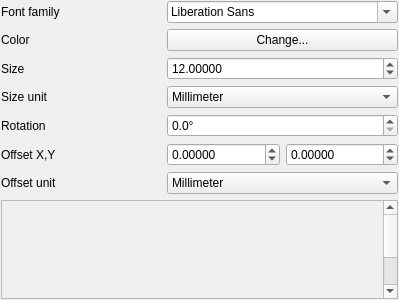
Old version of the form src/ui/symbollayer/widget_fontmarker.ui in the repository carsmie/QGIS.
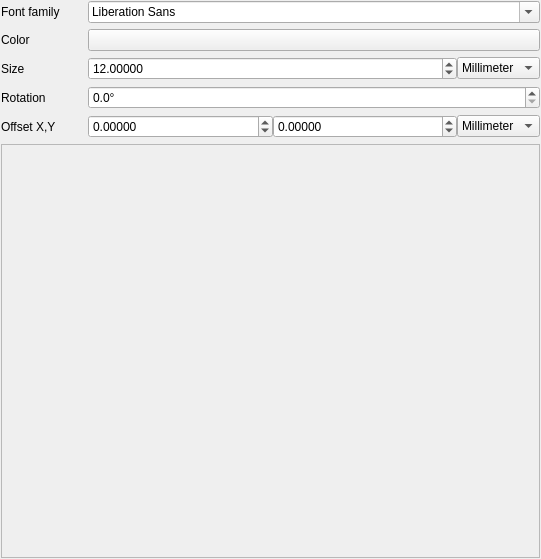
New version of the form. Custom widgets are drawn as their Qt base class.

```diff
--- a/src/ui/symbollayer/widget_fontmarker.ui
+++ b/src/ui/symbollayer/widget_fontmarker.ui
@@ -6,8 +6,8 @@
    <rect>
     <x>0</x>
     <y>0</y>
-    <width>399</width>
-    <height>300</height>
+    <width>541</width>
+    <height>559</height>
    </rect>
   </property>
   <property name="windowTitle">
@@ -18,12 +18,15 @@
     <number>1</number>
    </property>
    <item>
-    <layout class="QGridLayout" name="gridLayout">
+    <layout class="QFormLayout" name="formLayout">
      <property name="sizeConstraint">
       <enum>QLayout::SetDefaultConstraint</enum>
      </property>
+     <property name="fieldGrowthPolicy">
+      <enum>QFormLayout::AllNonFixedFieldsGrow</enum>
+     </property>
      <property name="horizontalSpacing">
-      <number>6</number>
+      <number>28</number>
      </property>
      <property name="leftMargin">
       <number>0</number>
@@ -31,98 +34,6 @@
      <property name="topMargin">
       <number>0</number>
      </property>
-     <item row="5" column="0">
-      <widget class="QLabel" name="label_5">
-       <property name="text">
-        <string>Offset X,Y</string>
-       </property>
-      </widget>
-     </item>
-     <item row="4" column="0">
-      <widget class="QLabel" name="label_4">
-       <property name="text">
-        <string>Rotation</string>
-       </property>
-      </widget>
-     </item>
-     <item row="3" column="0">
-      <widget class="QLabel" name="mSizeUnitLabel">
-       <property name="text">
-        <string>Size unit</string>
-       </property>
-      </widget>
-     </item>
-     <item row="3" column="1">
-      <widget class="QComboBox" name="mSizeUnitComboBox">
-       <item>
-        <property name="text">
-         <string>Millimeter</string>
-        </property>
-       </item>
-       <item>
-        <property name="text">
-         <string>Map unit</string>
-        </property>
-       </item>
-      </widget>
-     </item>
-     <item row="2" column="1">
-      <widget class="QDoubleSpinBox" name="spinSize">
-       <property name="decimals">
-        <number>5</number>
-       </property>
-       <property name="maximum">
-        <double>99999999.000000000000000</double>
-       </property>
-       <property name="value">
-        <double>12.000000000000000</double>
-       </property>
-      </widget>
-     </item>
-     <item row="5" column="1">
-      <layout class="QHBoxLayout" name="horizontalLayout">
-       <item>
-        <widget class="QDoubleSpinBox" name="spinOffsetX">
-         <property name="decimals">
-          <number>5</number>
-         </property>
-         <property name="minimum">
-          <double>-100000.000000000000000</double>
-         </property>
-         <property name="maximum">
-          <double>100000.000000000000000</double>
-         </property>
-        </widget>
-       </item>
-       <item>
-        <widget class="QDoubleSpinBox" name="spinOffsetY">
-         <property name="decimals">
-          <number>5</number>
-         </property>
-         <property name="minimum">
-          <double>-100000.000000000000000</double>
-         </property>
-         <property name="maximum">
-          <double>100000.000000000000000</double>
-         </property>
-        </widget>
-       </item>
-      </layout>
-     </item>
-     <item row="2" column="0">
-      <widget class="QLabel" name="label_2">
-       <property name="text">
-        <string>Size</string>
-       </property>
-      </widget>
-     </item>
-     <item row="1" column="0">
-      <widget class="QLabel" name="label_3">
-       <property name="text">
-        <string>Color</string>
-       </property>
-      </widget>
-     </item>
      <item row="0" column="0">
       <widget class="QLabel" name="label">
        <property name="text">
@@ -130,17 +41,75 @@
        </property>
       </widget>
      </item>
-     <item row="1" column="1">
-      <widget class="QgsColorButton" name="btnColor">
-       <property name="text">
-        <string>Change...</string>
-       </property>
-      </widget>
-     </item>
      <item row="0" column="1">
       <widget class="QFontComboBox" name="cboFont"/>
      </item>
-     <item row="4" column="1">
+     <item row="1" column="0">
+      <widget class="QLabel" name="label_3">
+       <property name="text">
+        <string>Color</string>
+       </property>
+      </widget>
+     </item>
+     <item row="1" column="1">
+      <widget class="QgsColorButton" name="btnColor">
+       <property name="text">
+        <string/>
+       </property>
+      </widget>
+     </item>
+     <item row="2" column="0">
+      <widget class="QLabel" name="label_2">
+       <property name="text">
+        <string>Size</string>
+       </property>
+      </widget>
+     </item>
+     <item row="2" column="1">
+      <layout class="QHBoxLayout" name="horizontalLayout_2">
+       <item>
+        <widget class="QDoubleSpinBox" name="spinSize">
+         <property name="sizePolicy">
+          <sizepolicy hsizetype="Minimum" vsizetype="Fixed">
+           <horstretch>1</horstretch>
+           <verstretch>0</verstretch>
+          </sizepolicy>
+         </property>
+         <property name="decimals">
+          <number>5</number>
+         </property>
+         <property name="maximum">
+          <double>99999999.000000000000000</double>
+         </property>
+         <property name="value">
+          <double>12.000000000000000</double>
+         </property>
+        </widget>
+       </item>
+       <item>
+        <widget class="QComboBox" name="mSizeUnitComboBox">
+         <item>
+          <property name="text">
+           <string>Millimeter</string>
+          </property>
+         </item>
+         <item>
+          <property name="text">
+           <string>Map unit</string>
+          </property>
+         </item>
+        </widget>
+       </item>
+      </layout>
+     </item>
+     <item row="3" column="0">
+      <widget class="QLabel" name="label_4">
+       <property name="text">
+        <string>Rotation</string>
+       </property>
+      </widget>
+     </item>
+     <item row="3" column="1">
       <widget class="QDoubleSpinBox" name="spinAngle">
        <property name="suffix">
         <string>°</string>
@@ -153,27 +122,69 @@
        </property>
       </widget>
      </item>
-     <item row="6" column="1">
-      <widget class="QComboBox" name="mOffsetUnitComboBox">
-       <item>
-        <property name="text">
-         <string>Millimeter</string>
-        </property>
-       </item>
-       <item>
-        <property name="text">
-         <string>Map unit</string>
-        </property>
-       </item>
-      </widget>
-     </item>
-     <item row="6" column="0">
-      <widget class="QLabel" name="mOffsetUnitLabel">
+     <item row="4" column="0">
+      <widget class="QLabel" name="label_5">
        <property name="text">
-        <string>Offset unit</string>
+        <string>Offset X,Y</string>
        </property>
       </widget>
      </item>
+     <item row="4" column="1">
+      <layout class="QHBoxLayout" name="horizontalLayout">
+       <item>
+        <widget class="QDoubleSpinBox" name="spinOffsetX">
+         <property name="sizePolicy">
+          <sizepolicy hsizetype="Minimum" vsizetype="Fixed">
+           <horstretch>1</horstretch>
+           <verstretch>0</verstretch>
+          </sizepolicy>
+         </property>
+         <property name="decimals">
+          <number>5</number>
+         </property>
+         <property name="minimum">
+          <double>-100000.000000000000000</double>
+         </property>
+         <property name="maximum">
+          <double>100000.000000000000000</double>
+         </property>
+        </widget>
+       </item>
+       <item>
+        <widget class="QDoubleSpinBox" name="spinOffsetY">
+         <property name="sizePolicy">
+          <sizepolicy hsizetype="Minimum" vsizetype="Fixed">
+           <horstretch>1</horstretch>
+           <verstretch>0</verstretch>
+          </sizepolicy>
+         </property>
+         <property name="decimals">
+          <number>5</number>
+         </property>
+         <property name="minimum">
+          <double>-100000.000000000000000</double>
+         </property>
+         <property name="maximum">
+          <double>100000.000000000000000</double>
+         </property>
+        </widget>
+       </item>
+       <item>
+        <widget class="QComboBox" name="mOffsetUnitComboBox">
+         <item>
+          <property name="text">
+           <string>Millimeter</string>
+          </property>
+         </item>
+         <item>
+          <property name="text">
+           <string>Map unit</string>
+          </property>
+         </item>
+        </widget>
+       </item>
+      </layout>
+     </item>
     </layout>
    </item>
    <item>
```
